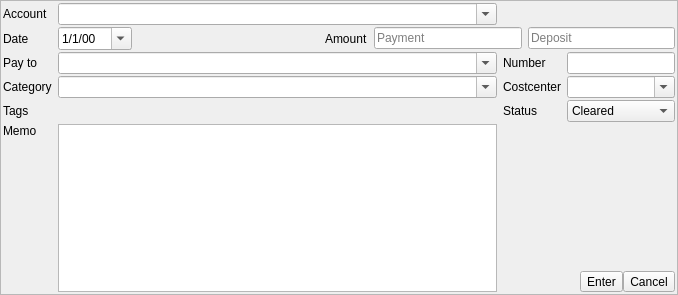
Above: kmymoney/views/newtransactioneditor.ui from KDE/kmymoney before the change. Below: the same form after it.
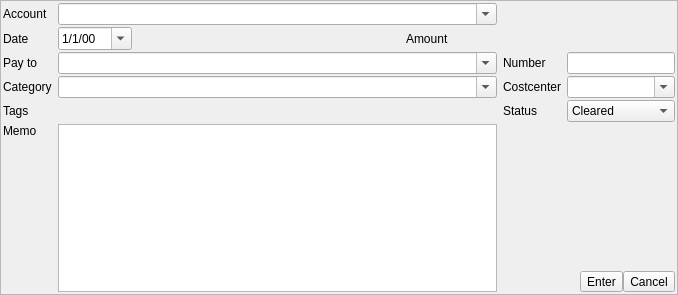
That is the form after the change. Custom widgets are drawn as their Qt base class.

Commit message: Implement multicurrency amount widget

What changed in the file:
```diff
--- a/kmymoney/views/newtransactioneditor.ui
+++ b/kmymoney/views/newtransactioneditor.ui
@@ -229,28 +229,12 @@
       </widget>
      </item>
      <item>
-      <widget class="AmountEdit" name="amountEditCredit">
-       <property name="sizePolicy">
-        <sizepolicy hsizetype="Expanding" vsizetype="Fixed">
-         <horstretch>0</horstretch>
-         <verstretch>0</verstretch>
-        </sizepolicy>
-       </property>
-       <property name="placeholderText">
-        <string>Payment</string>
-       </property>
-      </widget>
-     </item>
-     <item>
-      <widget class="AmountEdit" name="amountEditDebit">
-       <property name="sizePolicy">
-        <sizepolicy hsizetype="Expanding" vsizetype="Fixed">
-         <horstretch>0</horstretch>
-         <verstretch>0</verstretch>
-        </sizepolicy>
-       </property>
-       <property name="placeholderText">
-        <string>Deposit</string>
+      <widget class="CreditDebitEdit" name="creditdebitedit">
+       <property name="minimumSize">
+        <size>
+         <width>220</width>
+         <height>0</height>
+        </size>
        </property>
       </widget>
      </item>
@@ -298,11 +282,6 @@
    <extends>QComboBox</extends>
    <header>kmymoneyaccountcombo.h</header>
   </customwidget>
-  <customwidget>
-   <class>AmountEdit</class>
-   <extends>QLineEdit</extends>
-   <header>amountedit.h</header>
-  </customwidget>
   <customwidget>
    <class>KMyMoneyDateEdit</class>
    <extends>QDateEdit</extends>
@@ -314,6 +293,12 @@
    <header>ktagcontainer.h</header>
    <container>1</container>
   </customwidget>
+  <customwidget>
+   <class>CreditDebitEdit</class>
+   <extends>QWidget</extends>
+   <header>creditdebitedit.h</header>
+   <container>1</container>
+  </customwidget>
  </customwidgets>
  <tabstops>
   <tabstop>accountCombo</tabstop>
```
Left out of the diff: 2 changed lines with no effect on the pictures. The commit also changes 34 other files.
